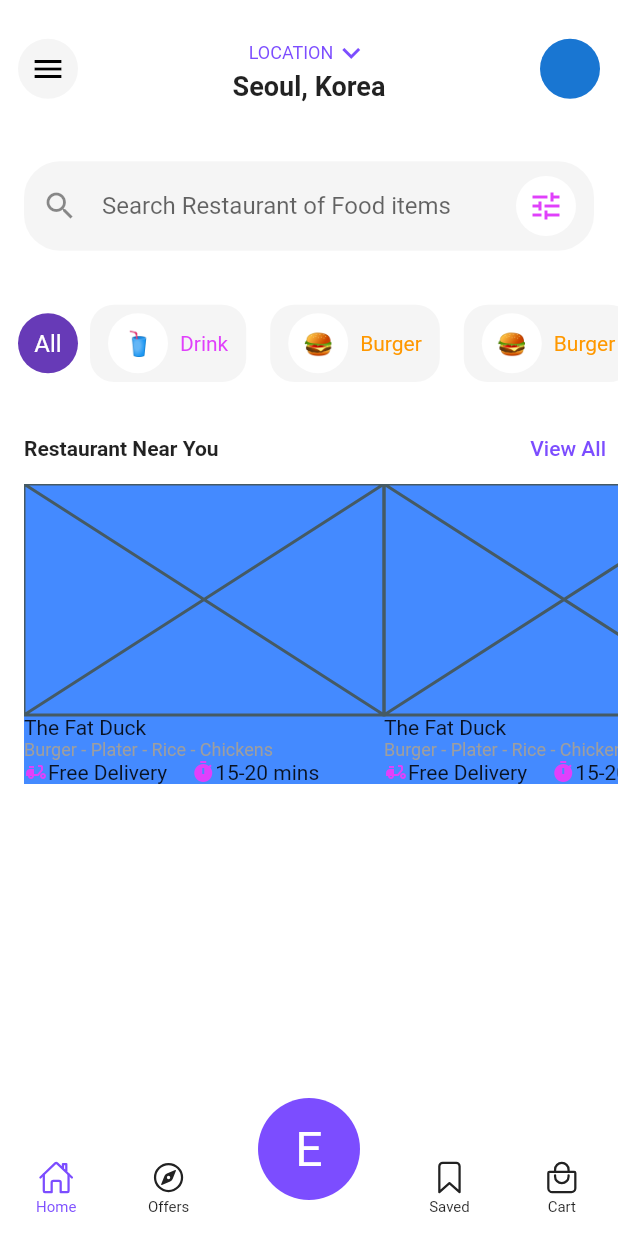
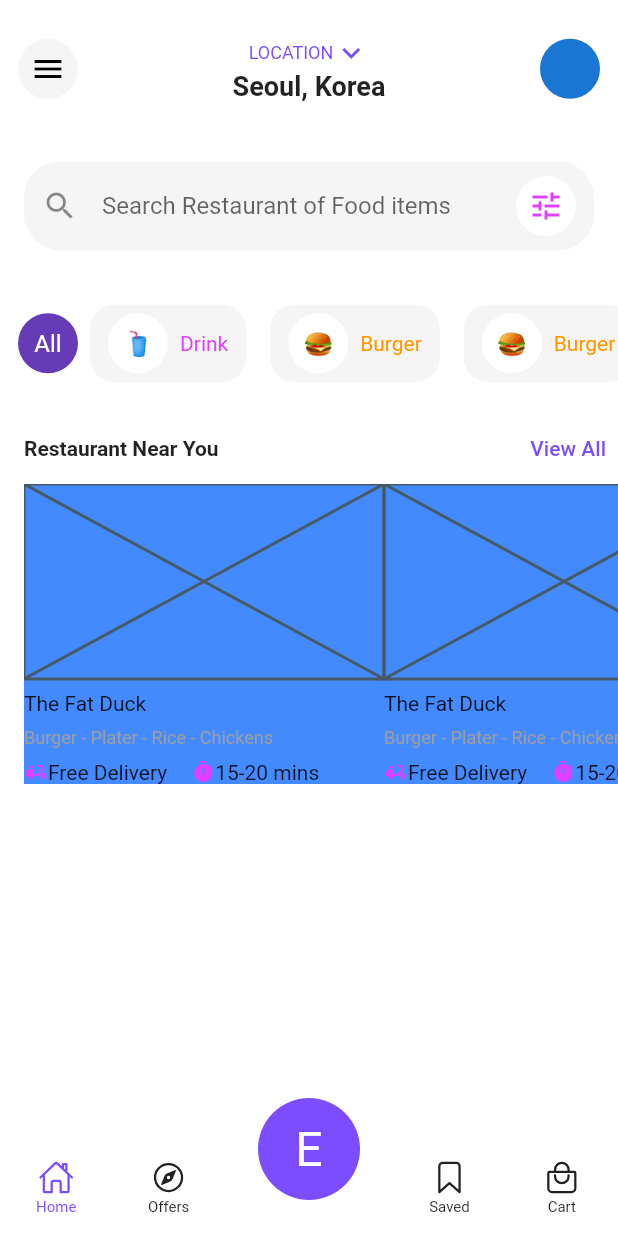
Before and after one commit to JAICHANGPARK/flutter_notebook_18th_story, a Flutter app: the screen it shows after launch, on a phone screen of 412 x 824 dp. Run offline on Flutter 3.47's test engine with Material 2 defaults, Android fonts, the phone set to English and light mode, and no system bars; our stand-ins replace cached_network_image, flutter_riverpod, go_router, ionicons.

Commit message:
Update food_delivery_home_screen.dart

```diff
--- a/lib/ep1054_food_delivery_app/src/ui/food_delivery_home_screen.dart
+++ b/lib/ep1054_food_delivery_app/src/ui/food_delivery_home_screen.dart
@@ -265,16 +265,25 @@ class _FoodDeliveryHomeScreenState extends State<FoodDeliveryHomeScreen> {
                                         const Expanded(
                                           child: Placeholder(),
                                         ),
+                                        SizedBox(
+                                          height: 8,
+                                        ),
                                         Column(
                                           crossAxisAlignment: CrossAxisAlignment.start,
                                           children: [
                                             Text("The Fat Duck"),
+                                            SizedBox(
+                                              height: 8,
+                                            ),
                                             Text(
                                               "Burger - Plater - Rice - Chickens",
                                               style: TextStyle(
                                                 fontSize: 12,
                                                 color: Colors.grey,
                                               ),
+                                            ),
+                                            SizedBox(
+                                              height: 8,
                                             ),
                                             Row(
                                               children: [
```
